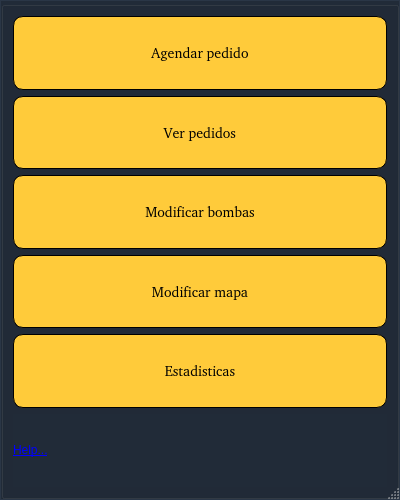
Qt form OnlineRoutingMapper_dialog_base.ui (valetobares11/EmergencyDispatcher) before a commit.
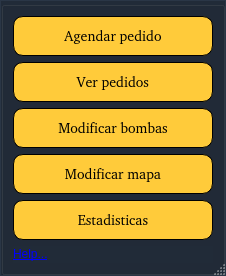
The same form after that commit.

Patch:
```diff
--- a/OnlineRoutingMapper_dialog_base.ui
+++ b/OnlineRoutingMapper_dialog_base.ui
@@ -9,8 +9,8 @@
    <rect>
     <x>0</x>
     <y>0</y>
-    <width>400</width>
-    <height>500</height>
+    <width>226</width>
+    <height>276</height>
    </rect>
   </property>
   <property name="sizePolicy">
@@ -129,8 +129,8 @@
           <widget class="QPushButton" name="btnAgPedido">
            <property name="minimumSize">
             <size>
-             <width>0</width>
-             <height>0</height>
+             <width>50</width>
+             <height>40</height>
             </size>
            </property>
            <property name="maximumSize">
@@ -167,7 +167,7 @@
            <property name="minimumSize">
             <size>
              <width>0</width>
-             <height>0</height>
+             <height>40</height>
             </size>
            </property>
            <property name="maximumSize">
@@ -204,7 +204,7 @@
            <property name="minimumSize">
             <size>
              <width>0</width>
-             <height>0</height>
+             <height>40</height>
             </size>
            </property>
            <property name="maximumSize">
@@ -241,7 +241,7 @@
            <property name="minimumSize">
             <size>
              <width>0</width>
-             <height>0</height>
+             <height>40</height>
             </size>
            </property>
            <property name="maximumSize">
@@ -277,8 +277,8 @@
           <widget class="QPushButton" name="btnEstadisticas">
            <property name="minimumSize">
             <size>
-             <width>0</width>
-             <height>0</height>
+             <width>200</width>
+             <height>40</height>
             </size>
            </property>
            <property name="maximumSize">
```
